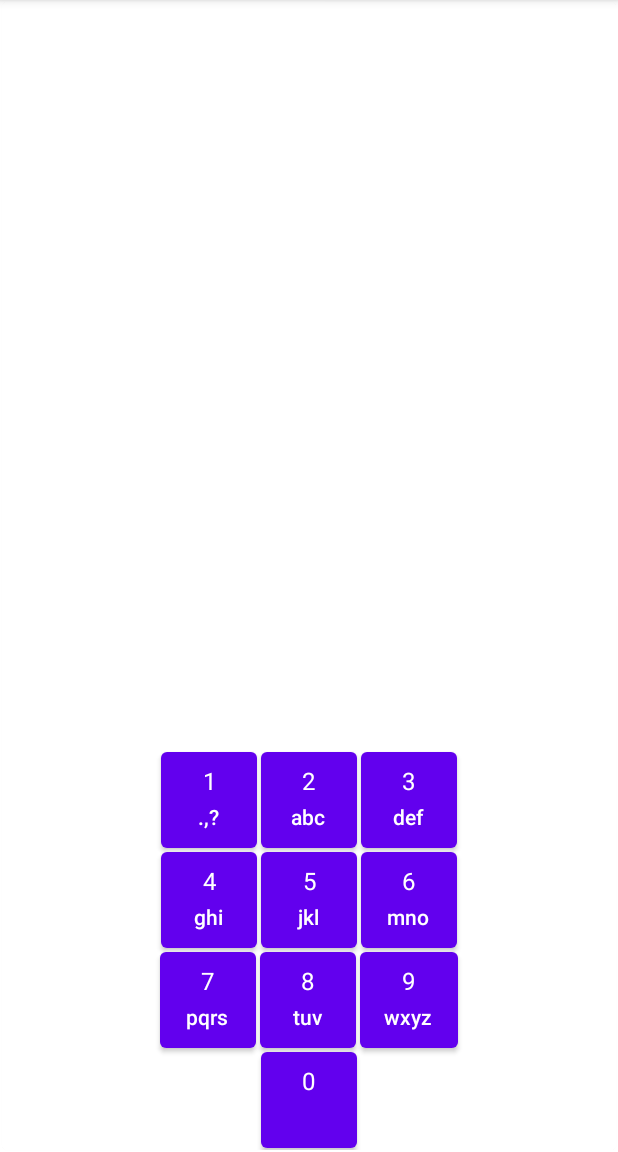
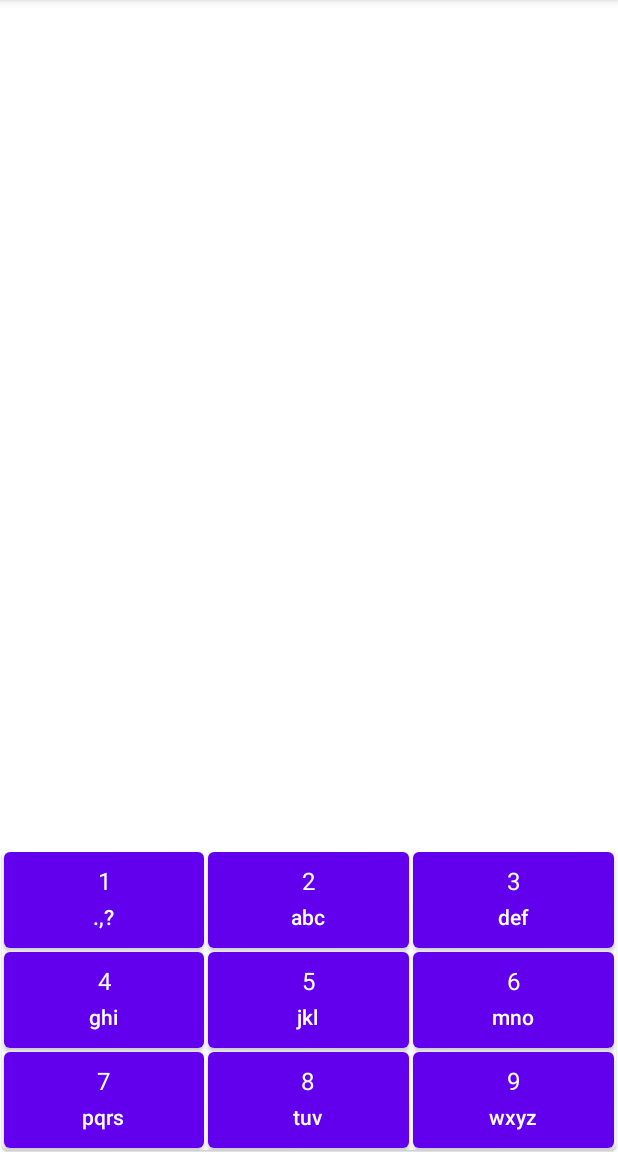
Before and after one commit to KentVu/vietnamese-t9-ime, an Android app built with Jetpack Compose: the MainActivity screen opened directly, with no data from a screen before it, on a phone screen of 412 x 824 dp, the part 84-1236 px from its top. Run offline under Robolectric (Android 15) with nearby library versions, the phone set to English and light mode, and no system bars.

Commit message:
[WIP] Keypad..

```diff
--- a/app/src/main/java/com/github/kentvu/t9vietnamese/android/MainActivity.kt
+++ b/app/src/main/java/com/github/kentvu/t9vietnamese/android/MainActivity.kt
@@ -3,19 +3,100 @@ package com.github.kentvu.t9vietnamese.android
 import android.os.Bundle
 import androidx.activity.ComponentActivity
 import androidx.activity.compose.setContent
-import androidx.compose.runtime.Composable
+import androidx.compose.animation.animateContentSize
+import androidx.compose.foundation.layout.*
+import androidx.compose.foundation.lazy.LazyRow
+import androidx.compose.material.*
+import androidx.compose.runtime.*
+import androidx.compose.ui.Alignment
+import androidx.compose.ui.Modifier
 import androidx.compose.ui.tooling.preview.Preview
-import com.github.kentvu.t9vietnamese.android.view.MainActivityView
+import androidx.compose.ui.unit.dp
+import com.github.kentvu.t9vietnamese.android.ui.theme.T9VietnameseTheme
+import com.github.kentvu.t9vietnamese.model.Key
+import com.github.kentvu.t9vietnamese.model.StandardKeys
 
 class MainActivity : ComponentActivity() {
     override fun onCreate(savedInstanceState: Bundle?) {
         super.onCreate(savedInstanceState)
         setContent {
+            var candidates by remember { mutableStateOf(listOf<String>()) }
             MainActivityView()
         }
-
     }
 
+    @Composable
+    private fun MainActivityView() {
+        T9VietnameseTheme {
+            Scaffold(topBar = {
+                TopAppBar(title = {
+                    Text("T9Vietnamese")
+                })
+            }) { innerPadding ->
+                Column(
+                    horizontalAlignment = Alignment.CenterHorizontally,
+                    verticalArrangement = Arrangement.Bottom,
+                    modifier = Modifier.fillMaxSize()
+                ) {
+                    CandidatesView()
+                    Keypad(Modifier.padding(innerPadding))
+                }
+            }
+        }
+    }
+
+    @Composable
+    fun Keypad(modifier: Modifier = Modifier) {
+        Surface(
+            shape = MaterialTheme.shapes.medium,
+            //color = MaterialTheme.colors.secondary,
+            elevation = 1.dp,
+            modifier = modifier
+                .animateContentSize()
+                .padding(1.dp)
+        ) {
+            Column {
+                KeyboardRow(StandardKeys.key1, StandardKeys.key2, StandardKeys.key3)
+                KeyboardRow(StandardKeys.key4, StandardKeys.key5, StandardKeys.key6)
+                KeyboardRow(StandardKeys.key7, StandardKeys.key8, StandardKeys.key9)
+            }
+        }
+    }
+
+    @Composable
+    private fun CandidatesView() {
+        LazyRow {
+
+        }
+    }
+
+    @Composable
+    private fun KeyboardRow(key1: Key, key2: Key, key3: Key) {
+        Row {
+            val mod = Modifier
+                .padding(1.dp)
+                .weight(1F)
+            ComposableKey(key1, mod)
+            ComposableKey(key2, mod)
+            ComposableKey(key3, mod)
+        }
+    }
+
+    @Composable
+    private fun ComposableKey(key: Key, modifier: Modifier) {
+        Button(modifier = modifier, onClick = { /*TODO*/ }) {
+            Column(horizontalAlignment = Alignment.CenterHorizontally) {
+                Text(
+                    "${key.symbol}",
+                    style = MaterialTheme.typography.subtitle1
+                )
+                Text(
+                    key.subtext,
+                    style = MaterialTheme.typography.subtitle2
+                )
+            }
+        }
+    }
     @Preview
     @Composable
     fun PreviewKeyboard() {
--- a/lib/src/main/java/com/github/kentvu/t9vietnamese/Translator.kt
+++ /dev/null
@@ -1,4 +0,0 @@
-package com.github.kentvu.t9vietnamese
-
-interface Translator {
-}
```
Also changed, not shown: 1 other file.
